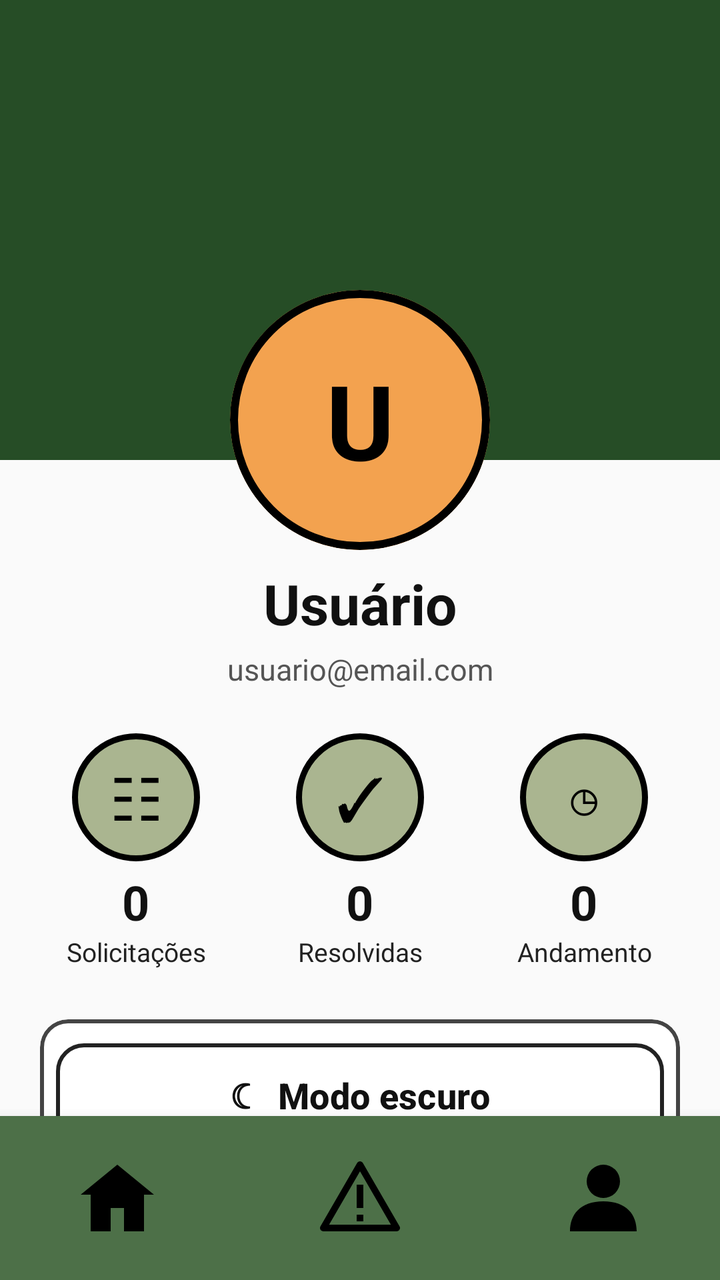
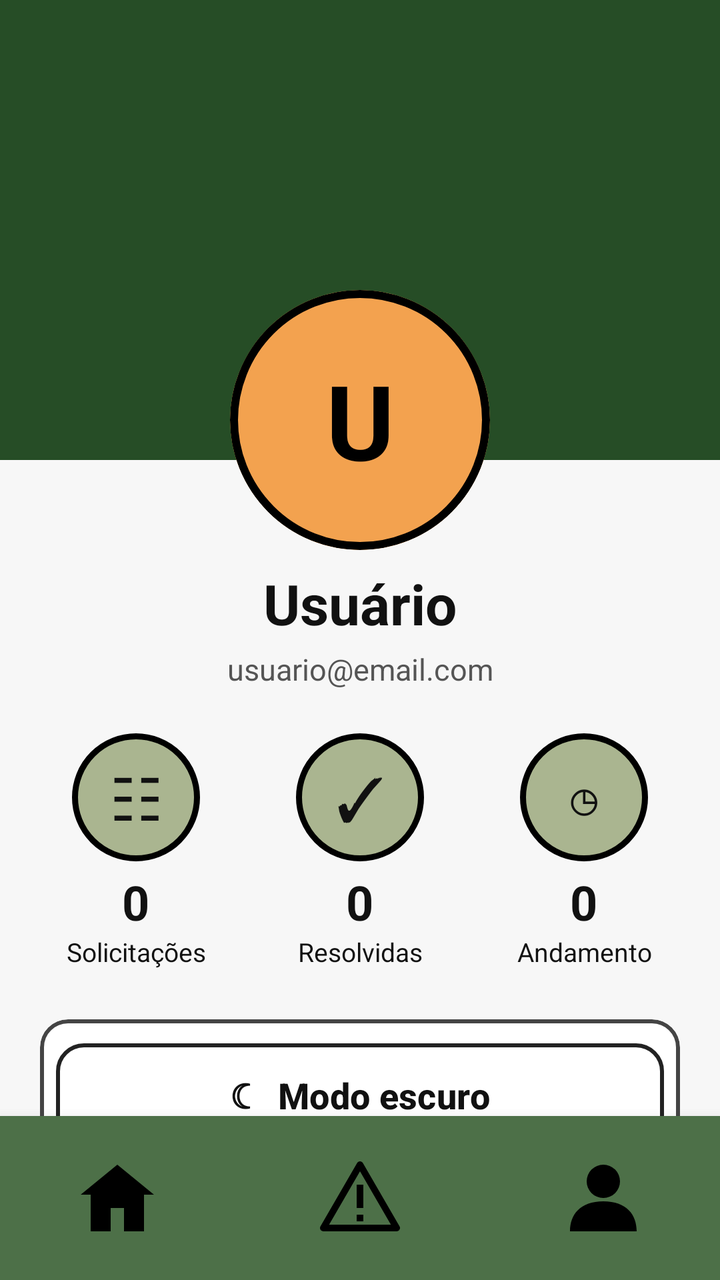

Before-and-after screenshots of an Android layout around one commit, followed by the original layout XML and the change that was made.
<!-- AndroidManifest.xml: application theme Theme.TCC -->
<!-- res/layout/activity_users_screen.xml -->
<?xml version="1.0" encoding="utf-8"?>
<androidx.constraintlayout.widget.ConstraintLayout
    xmlns:android="http://schemas.android.com/apk/res/android"
    xmlns:app="http://schemas.android.com/apk/res-auto"
    xmlns:tools="http://schemas.android.com/tools"
    android:id="@+id/main"
    android:layout_width="match_parent"
    android:layout_height="match_parent"
    android:background="#FAFAFA"
    tools:context=".UsersScreen">


    
    
    

    <androidx.core.widget.NestedScrollView
        android:id="@+id/scrollUser"
        android:layout_width="0dp"
        android:layout_height="0dp"
        android:fillViewport="true"
        android:clipToPadding="false"
        app:layout_constraintTop_toTopOf="parent"
        app:layout_constraintBottom_toTopOf="@id/bottomNavigation"
        app:layout_constraintStart_toStartOf="parent"
        app:layout_constraintEnd_toEndOf="parent">


        <androidx.constraintlayout.widget.ConstraintLayout
            android:layout_width="match_parent"
            android:layout_height="wrap_content"
            android:minHeight="650dp">


            
            
            

            <View
                android:id="@+id/topBackground"
                android:layout_width="0dp"
                android:layout_height="230dp"
                android:background="#264D26"
                app:layout_constraintTop_toTopOf="parent"
                app:layout_constraintStart_toStartOf="parent"
                app:layout_constraintEnd_toEndOf="parent" />


            
            
            

            <com.google.android.material.card.MaterialCardView
                android:id="@+id/cardProfile"
                android:layout_width="130dp"
                android:layout_height="130dp"
                android:layout_marginTop="145dp"
                app:cardBackgroundColor="#F3A24F"
                app:cardCornerRadius="65dp"
                app:cardElevation="0dp"
                app:strokeColor="#000000"
                app:strokeWidth="4dp"
                app:layout_constraintTop_toTopOf="parent"
                app:layout_constraintStart_toStartOf="parent"
                app:layout_constraintEnd_toEndOf="parent">

                <TextView
                    android:id="@+id/txtInicial"
                    android:layout_width="match_parent"
                    android:layout_height="match_parent"
                    android:gravity="center"
                    android:text="U"
                    android:textColor="#000000"
                    android:textSize="52sp"
                    android:textStyle="bold" />

            </com.google.android.material.card.MaterialCardView>


            
            
            

            <TextView
                android:id="@+id/txtName"
                android:layout_width="0dp"
                android:layout_height="wrap_content"
                android:layout_marginStart="20dp"
                android:layout_marginTop="8dp"
                android:layout_marginEnd="20dp"
                android:gravity="center"
                android:maxLines="1"
                android:ellipsize="end"
                android:text="Usuário"
                android:textColor="#111111"
                android:textSize="28sp"
                android:textStyle="bold"
                app:layout_constraintTop_toBottomOf="@id/cardProfile"
                app:layout_constraintStart_toStartOf="parent"
                app:layout_constraintEnd_toEndOf="parent" />


            
            
            

            <TextView
                android:id="@+id/txtEmail"
                android:layout_width="0dp"
                android:layout_height="wrap_content"
                android:layout_marginStart="24dp"
                android:layout_marginTop="4dp"
                android:layout_marginEnd="24dp"
                android:gravity="center"
                android:maxLines="1"
                android:ellipsize="end"
                android:text="usuario@email.com"
                android:textColor="#555555"
                android:textSize="15sp"
                app:layout_constraintTop_toBottomOf="@id/txtName"
                app:layout_constraintStart_toStartOf="parent"
                app:layout_constraintEnd_toEndOf="parent" />


            
            
            

            <LinearLayout
                android:id="@+id/layoutEstatisticas"
                android:layout_width="0dp"
                android:layout_height="wrap_content"
                android:layout_marginStart="12dp"
                android:layout_marginTop="22dp"
                android:layout_marginEnd="12dp"
                android:baselineAligned="false"
                android:orientation="horizontal"
                android:gravity="top"
                app:layout_constraintTop_toBottomOf="@id/txtEmail"
                app:layout_constraintStart_toStartOf="parent"
                app:layout_constraintEnd_toEndOf="parent">


                

                <LinearLayout
                    android:layout_width="0dp"
                    android:layout_height="wrap_content"
                    android:layout_weight="1"
                    android:gravity="center"
                    android:orientation="vertical">

                    <TextView
                        android:layout_width="64dp"
                        android:layout_height="64dp"
                        android:background="@drawable/bg_circle_stat"
                        android:gravity="center"
                        android:text="☷"
                        android:textColor="#000000"
                        android:textSize="30sp" />

                    <TextView
                        android:id="@+id/txtSolicitacoes"
                        android:layout_width="wrap_content"
                        android:layout_height="wrap_content"
                        android:layout_marginTop="4dp"
                        android:text="0"
                        android:textColor="#111111"
                        android:textSize="24sp"
                        android:textStyle="bold" />

                    <TextView
                        android:layout_width="match_parent"
                        android:layout_height="wrap_content"
                        android:gravity="center"
                        android:text="Solicitações"
                        android:textColor="#222222"
                        android:textSize="13sp" />

                </LinearLayout>


                

                <LinearLayout
                    android:layout_width="0dp"
                    android:layout_height="wrap_content"
                    android:layout_weight="1"
                    android:gravity="center"
                    android:orientation="vertical">

                    <TextView
                        android:layout_width="64dp"
                        android:layout_height="64dp"
                        android:background="@drawable/bg_circle_stat"
                        android:gravity="center"
                        android:text="✓"
                        android:textColor="#000000"
                        android:textSize="30sp" />

                    <TextView
                        android:id="@+id/txtResolvidas"
                        android:layout_width="wrap_content"
                        android:layout_height="wrap_content"
                        android:layout_marginTop="4dp"
                        android:text="0"
                        android:textColor="#111111"
                        android:textSize="24sp"
                        android:textStyle="bold" />

                    <TextView
                        android:layout_width="match_parent"
                        android:layout_height="wrap_content"
                        android:gravity="center"
                        android:text="Resolvidas"
                        android:textColor="#222222"
                        android:textSize="13sp" />

                </LinearLayout>


                

                <LinearLayout
                    android:layout_width="0dp"
                    android:layout_height="wrap_content"
                    android:layout_weight="1"
                    android:gravity="center"
                    android:orientation="vertical">

                    <TextView
                        android:layout_width="64dp"
                        android:layout_height="64dp"
                        android:background="@drawable/bg_circle_stat"
                        android:gravity="center"
                        android:text="◷"
                        android:textColor="#000000"
                        android:textSize="30sp" />

                    <TextView
                        android:id="@+id/txtAndamento"
                        android:layout_width="wrap_content"
                        android:layout_height="wrap_content"
                        android:layout_marginTop="4dp"
                        android:text="0"
                        android:textColor="#111111"
                        android:textSize="24sp"
                        android:textStyle="bold" />

                    <TextView
                        android:layout_width="match_parent"
                        android:layout_height="wrap_content"
                        android:gravity="center"
                        android:text="Andamento"
                        android:textColor="#222222"
                        android:textSize="13sp" />

                </LinearLayout>

            </LinearLayout>


            
            
            

            <com.google.android.material.card.MaterialCardView
                android:id="@+id/cardOpcoes"
                android:layout_width="0dp"
                android:layout_height="wrap_content"
                android:layout_marginStart="20dp"
                android:layout_marginTop="25dp"
                android:layout_marginEnd="20dp"
                android:layout_marginBottom="25dp"
                app:cardBackgroundColor="#FFFFFF"
                app:cardCornerRadius="14dp"
                app:cardElevation="0dp"
                app:strokeColor="#444444"
                app:strokeWidth="2dp"
                app:layout_constraintTop_toBottomOf="@id/layoutEstatisticas"
                app:layout_constraintStart_toStartOf="parent"
                app:layout_constraintEnd_toEndOf="parent"
                app:layout_constraintBottom_toBottomOf="parent">

                <LinearLayout
                    android:layout_width="match_parent"
                    android:layout_height="wrap_content"
                    android:orientation="vertical"
                    android:padding="8dp">


                    

                    <com.google.android.material.button.MaterialButton
                        android:id="@+id/btnDarkMode"
                        android:layout_width="match_parent"
                        android:layout_height="60dp"
                        android:text="☾   Modo escuro"
                        android:textAllCaps="false"
                        android:textColor="#111111"
                        android:textSize="18sp"
                        android:textStyle="bold"
                        app:backgroundTint="#FFFFFF"
                        app:cornerRadius="14dp"
                        app:strokeColor="#222222"
                        app:strokeWidth="2dp" />


                    

                    <com.google.android.material.button.MaterialButton
                        android:id="@+id/btnLogout"
                        android:layout_width="match_parent"
                        android:layout_height="60dp"
                        android:layout_marginTop="10dp"
                        android:text="→   Sair da conta"
                        android:textAllCaps="false"
                        android:textColor="#111111"
                        android:textSize="18sp"
                        android:textStyle="bold"
                        app:backgroundTint="#FFFFFF"
                        app:cornerRadius="14dp"
                        app:strokeColor="#222222"
                        app:strokeWidth="2dp" />

                </LinearLayout>

            </com.google.android.material.card.MaterialCardView>

        </androidx.constraintlayout.widget.ConstraintLayout>

    </androidx.core.widget.NestedScrollView>


    
    
    

    <androidx.constraintlayout.widget.ConstraintLayout
        android:id="@+id/bottomNavigation"
        android:layout_width="0dp"
        android:layout_height="82dp"
        android:background="#4D7048"
        android:elevation="10dp"
        app:layout_constraintBottom_toBottomOf="parent"
        app:layout_constraintStart_toStartOf="parent"
        app:layout_constraintEnd_toEndOf="parent">

        
        <ImageButton
            android:id="@+id/btnMain"
            android:layout_width="0dp"
            android:layout_height="60dp"
            android:layout_marginStart="8dp"
            android:layout_marginEnd="4dp"
            android:background="?attr/selectableItemBackgroundBorderless"
            android:src="@drawable/ic_home"
            android:contentDescription="Início"
            android:scaleType="fitCenter"
            android:padding="10dp"
            app:layout_constraintBottom_toBottomOf="parent"
            app:layout_constraintEnd_toStartOf="@id/btnDenuncia"
            app:layout_constraintHorizontal_weight="1"
            app:layout_constraintStart_toStartOf="parent"
            app:layout_constraintTop_toTopOf="parent" />

        
        <ImageButton
            android:id="@+id/btnDenuncia"
            android:layout_width="0dp"
            android:layout_height="60dp"
            android:layout_marginStart="4dp"
            android:layout_marginEnd="4dp"
            android:background="?attr/selectableItemBackgroundBorderless"
            android:src="@drawable/ic_warning"
            android:contentDescription="Denúncia"
            android:scaleType="fitCenter"
            android:padding="10dp"
            app:layout_constraintBottom_toBottomOf="parent"
            app:layout_constraintEnd_toStartOf="@id/btnUser"
            app:layout_constraintHorizontal_weight="1.25"
            app:layout_constraintStart_toEndOf="@id/btnMain"
            app:layout_constraintTop_toTopOf="parent" />

        
        <ImageButton
            android:id="@+id/btnUser"
            android:layout_width="0dp"
            android:layout_height="60dp"
            android:layout_marginStart="4dp"
            android:layout_marginEnd="8dp"
            android:background="?attr/selectableItemBackgroundBorderless"
            android:src="@drawable/ic_person"
            android:contentDescription="Perfil"
            android:scaleType="fitCenter"
            android:padding="10dp"
            app:layout_constraintBottom_toBottomOf="parent"
            app:layout_constraintEnd_toEndOf="parent"
            app:layout_constraintHorizontal_weight="1"
            app:layout_constraintStart_toEndOf="@id/btnDenuncia"
            app:layout_constraintTop_toTopOf="parent" />

    </androidx.constraintlayout.widget.ConstraintLayout>

</androidx.constraintlayout.widget.ConstraintLayout>
<!-- resources referenced by this layout -->
<resources>
  <!-- drawable bg_circle_stat (drawable) -->
  <?xml version="1.0" encoding="utf-8"?>
  <shape
      xmlns:android="http://schemas.android.com/apk/res/android"
      android:shape="oval">
  
      <solid android:color="#AAB590"/>
  
      <stroke
          android:width="3dp"
          android:color="#000000"/>
  
  </shape>
  <!-- drawable ic_home (drawable) -->
  <?xml version="1.0" encoding="utf-8"?>
  <vector xmlns:android="http://schemas.android.com/apk/res/android"
      android:width="40dp"
      android:height="40dp"
      android:viewportWidth="24"
      android:viewportHeight="24">
  
      <path
          android:fillColor="#000000"
          android:pathData="M12,2 L1,11 H4 V22 H10 V15 H14 V22 H20 V11 H23 Z" />
  </vector>
  <!-- drawable ic_person (drawable) -->
  <?xml version="1.0" encoding="utf-8"?>
  <vector xmlns:android="http://schemas.android.com/apk/res/android"
      android:width="40dp"
      android:height="40dp"
      android:viewportWidth="24"
      android:viewportHeight="24">
  
      <path
          android:fillColor="#000000"
          android:pathData="M12,2 A5,5 0,1 1,12 12 A5,5 0,1 1,12 2 Z M12,13 C5,13 2,17 2,22 H22 C22,17 19,13 12,13 Z" />
  </vector>
  <!-- drawable ic_warning (drawable) -->
  <?xml version="1.0" encoding="utf-8"?>
  <vector xmlns:android="http://schemas.android.com/apk/res/android"
      android:width="40dp"
      android:height="40dp"
      android:viewportWidth="24"
      android:viewportHeight="24">
  
      <path
          android:fillColor="#00000000"
          android:strokeColor="#000000"
          android:strokeWidth="2"
          android:strokeLineJoin="round"
          android:pathData="M12,2 L23,21 H1 Z" />
  
      <path
          android:fillColor="#000000"
          android:pathData="M11,8 H13 V15 H11 Z M11,17 H13 V19 H11 Z" />
  </vector>
  <style name="Theme.TCC" parent="Base.Theme.TCC" />
  <style name="Base.Theme.TCC" parent="Theme.Material3.DayNight.NoActionBar">
          
          
      </style>
</resources>

<!-- the commit's change to res/layout/activity_users_screen.xml (unified diff, before → after) -->
@@ -6,7 +6,7 @@
     android:id="@+id/main"
     android:layout_width="match_parent"
     android:layout_height="match_parent"
-    android:background="#FAFAFA"
+    android:background="@color/sbc_fundo"
     tools:context=".UsersScreen">
 
 
@@ -40,7 +40,7 @@
                 android:id="@+id/topBackground"
                 android:layout_width="0dp"
                 android:layout_height="230dp"
-                android:background="#264D26"
+                android:background="@color/sbc_botao_principal"
                 app:layout_constraintTop_toTopOf="parent"
                 app:layout_constraintStart_toStartOf="parent"
                 app:layout_constraintEnd_toEndOf="parent" />
@@ -55,10 +55,10 @@
                 android:layout_width="130dp"
                 android:layout_height="130dp"
                 android:layout_marginTop="145dp"
-                app:cardBackgroundColor="#F3A24F"
+                app:cardBackgroundColor="@color/sbc_avatar"
                 app:cardCornerRadius="65dp"
                 app:cardElevation="0dp"
-                app:strokeColor="#000000"
+                app:strokeColor="@color/sbc_contorno"
                 app:strokeWidth="4dp"
                 app:layout_constraintTop_toTopOf="parent"
                 app:layout_constraintStart_toStartOf="parent"
@@ -70,7 +70,7 @@
                     android:layout_height="match_parent"
                     android:gravity="center"
                     android:text="U"
-                    android:textColor="#000000"
+                    android:textColor="@color/black"
                     android:textSize="52sp"
                     android:textStyle="bold" />
 
@@ -92,7 +92,7 @@
                 android:maxLines="1"
                 android:ellipsize="end"
                 android:text="Usuário"
-                android:textColor="#111111"
+                android:textColor="@color/sbc_texto"
                 android:textSize="28sp"
                 android:textStyle="bold"
                 app:layout_constraintTop_toBottomOf="@id/cardProfile"
@@ -115,7 +115,7 @@
                 android:maxLines="1"
                 android:ellipsize="end"
                 android:text="usuario@email.com"
-                android:textColor="#555555"
+                android:textColor="@color/sbc_texto_secundario"
                 android:textSize="15sp"
                 app:layout_constraintTop_toBottomOf="@id/txtName"
                 app:layout_constraintStart_toStartOf="parent"
@@ -156,7 +156,7 @@
                         android:background="@drawable/bg_circle_stat"
                         android:gravity="center"
                         android:text="☷"
-                        android:textColor="#000000"
+                        android:textColor="@color/sbc_texto"
                         android:textSize="30sp" />
 
                     <TextView
@@ -165,7 +165,7 @@
                         android:layout_height="wrap_content"
                         android:layout_marginTop="4dp"
                         android:text="0"
-                        android:textColor="#111111"
+                        android:textColor="@color/sbc_texto"
                         android:textSize="24sp"
                         android:textStyle="bold" />
 
@@ -174,7 +174,7 @@
                         android:layout_height="wrap_content"
                         android:gravity="center"
                         android:text="Solicitações"
-                        android:textColor="#222222"
+                        android:textColor="@color/sbc_texto"
                         android:textSize="13sp" />
 
                 </LinearLayout>
@@ -195,7 +195,7 @@
                         android:background="@drawable/bg_circle_stat"
                         android:gravity="center"
                         android:text="✓"
-                        android:textColor="#000000"
+                        android:textColor="@color/sbc_texto"
                         android:textSize="30sp" />
 
                     <TextView
@@ -204,7 +204,7 @@
                         android:layout_height="wrap_content"
                         android:layout_marginTop="4dp"
                         android:text="0"
-                        android:textColor="#111111"
+                        android:textColor="@color/sbc_texto"
                         android:textSize="24sp"
                         android:textStyle="bold" />
 
@@ -213,7 +213,7 @@
                         android:layout_height="wrap_content"
                         android:gravity="center"
                         android:text="Resolvidas"
-                        android:textColor="#222222"
+                        android:textColor="@color/sbc_texto"
                         android:textSize="13sp" />
 
                 </LinearLayout>
@@ -234,7 +234,7 @@
                         android:background="@drawable/bg_circle_stat"
                         android:gravity="center"
                         android:text="◷"
-                        android:textColor="#000000"
+                        android:textColor="@color/sbc_texto"
                         android:textSize="30sp" />
 
                     <TextView
@@ -243,7 +243,7 @@
                         android:layout_height="wrap_content"
                         android:layout_marginTop="4dp"
                         android:text="0"
-                        android:textColor="#111111"
+                        android:textColor="@color/sbc_texto"
                         android:textSize="24sp"
                         android:textStyle="bold" />
 
@@ -252,7 +252,7 @@
                         android:layout_height="wrap_content"
                         android:gravity="center"
                         android:text="Andamento"
-                        android:textColor="#222222"
+                        android:textColor="@color/sbc_texto"
                         android:textSize="13sp" />
 
                 </LinearLayout>
@@ -272,10 +272,10 @@
                 android:layout_marginTop="25dp"
                 android:layout_marginEnd="20dp"
                 android:layout_marginBottom="25dp"
-                app:cardBackgroundColor="#FFFFFF"
+                app:cardBackgroundColor="@color/sbc_card"
                 app:cardCornerRadius="14dp"
                 app:cardElevation="0dp"
-                app:strokeColor="#444444"
+                app:strokeColor="@color/sbc_borda_campo"
                 app:strokeWidth="2dp"
                 app:layout_constraintTop_toBottomOf="@id/layoutEstatisticas"
                 app:layout_constraintStart_toStartOf="parent"
@@ -297,12 +297,12 @@
                         android:layout_height="60dp"
                         android:text="☾   Modo escuro"
                         android:textAllCaps="false"
-                        android:textColor="#111111"
+                        android:textColor="@color/sbc_texto"
                         android:textSize="18sp"
                         android:textStyle="bold"
-                        app:backgroundTint="#FFFFFF"
+                        app:backgroundTint="@color/sbc_card"
                         app:cornerRadius="14dp"
-                        app:strokeColor="#222222"
+                        app:strokeColor="@color/sbc_borda"
                         app:strokeWidth="2dp" />
 
 
@@ -315,12 +315,12 @@
                         android:layout_marginTop="10dp"
                         android:text="→   Sair da conta"
                         android:textAllCaps="false"
-                        android:textColor="#111111"
+                        android:textColor="@color/sbc_texto"
                         android:textSize="18sp"
                         android:textStyle="bold"
-                        app:backgroundTint="#FFFFFF"
+                        app:backgroundTint="@color/sbc_card"
                         app:cornerRadius="14dp"
-                        app:strokeColor="#222222"
+                        app:strokeColor="@color/sbc_borda"
                         app:strokeWidth="2dp" />
 
                 </LinearLayout>
@@ -340,7 +340,7 @@
         android:id="@+id/bottomNavigation"
         android:layout_width="0dp"
         android:layout_height="82dp"
-        android:background="#4D7048"
+        android:background="@color/sbc_barra"
         android:elevation="10dp"
         app:layout_constraintBottom_toBottomOf="parent"
         app:layout_constraintStart_toStartOf="parent"
@@ -355,6 +355,7 @@
             android:layout_marginEnd="4dp"
             android:background="?attr/selectableItemBackgroundBorderless"
             android:src="@drawable/ic_home"
+            android:tint="@color/sbc_icone_barra"
             android:contentDescription="Início"
             android:scaleType="fitCenter"
             android:padding="10dp"
@@ -373,6 +374,7 @@
             android:layout_marginEnd="4dp"
             android:background="?attr/selectableItemBackgroundBorderless"
             android:src="@drawable/ic_warning"
+            android:tint="@color/sbc_icone_barra"
             android:contentDescription="Denúncia"
             android:scaleType="fitCenter"
             android:padding="10dp"
@@ -391,6 +393,7 @@
             android:layout_marginEnd="8dp"
             android:background="?attr/selectableItemBackgroundBorderless"
             android:src="@drawable/ic_person"
+            android:tint="@color/sbc_icone_barra"
             android:contentDescription="Perfil"
             android:scaleType="fitCenter"
             android:padding="10dp"
<!-- resource entries referenced after the edit -->
@@ -1,16 +1,28 @@
 <!-- resources referenced by this layout -->
 <resources>
+  <color name="black">#FF000000</color>
+  <color name="sbc_avatar">#F3A24F</color>
+  <color name="sbc_barra">#4D7048</color>
+  <color name="sbc_borda">#222222</color>
+  <color name="sbc_borda_campo">#444444</color>
+  <color name="sbc_botao_principal">#264D26</color>
+  <color name="sbc_card">#FFFFFF</color>
+  <color name="sbc_contorno">#000000</color>
+  <color name="sbc_fundo">#F7F7F7</color>
+  <color name="sbc_icone_barra">#000000</color>
+  <color name="sbc_texto">#111111</color>
+  <color name="sbc_texto_secundario">#555555</color>
   <!-- drawable bg_circle_stat (drawable) -->
   <?xml version="1.0" encoding="utf-8"?>
   <shape
       xmlns:android="http://schemas.android.com/apk/res/android"
       android:shape="oval">
   
-      <solid android:color="#AAB590"/>
+      <solid android:color="@color/sbc_circulo_stat"/>
   
       <stroke
           android:width="3dp"
-          android:color="#000000"/>
+          android:color="@color/sbc_contorno"/>
   
   </shape>
   <!-- drawable ic_home (drawable) -->
@@ -57,6 +69,7 @@
           android:pathData="M11,8 H13 V15 H11 Z M11,17 H13 V19 H11 Z" />
   </vector>
   <style name="Theme.TCC" parent="Base.Theme.TCC" />
+  <color name="sbc_circulo_stat">#AAB590</color>
   <style name="Base.Theme.TCC" parent="Theme.Material3.DayNight.NoActionBar">
           
           
